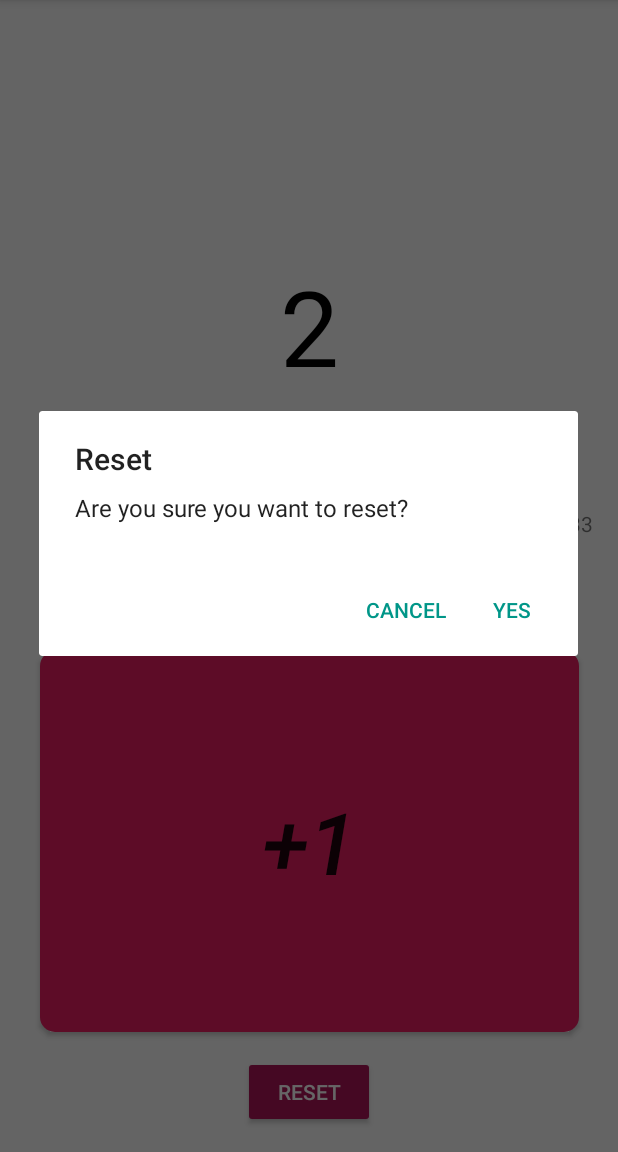
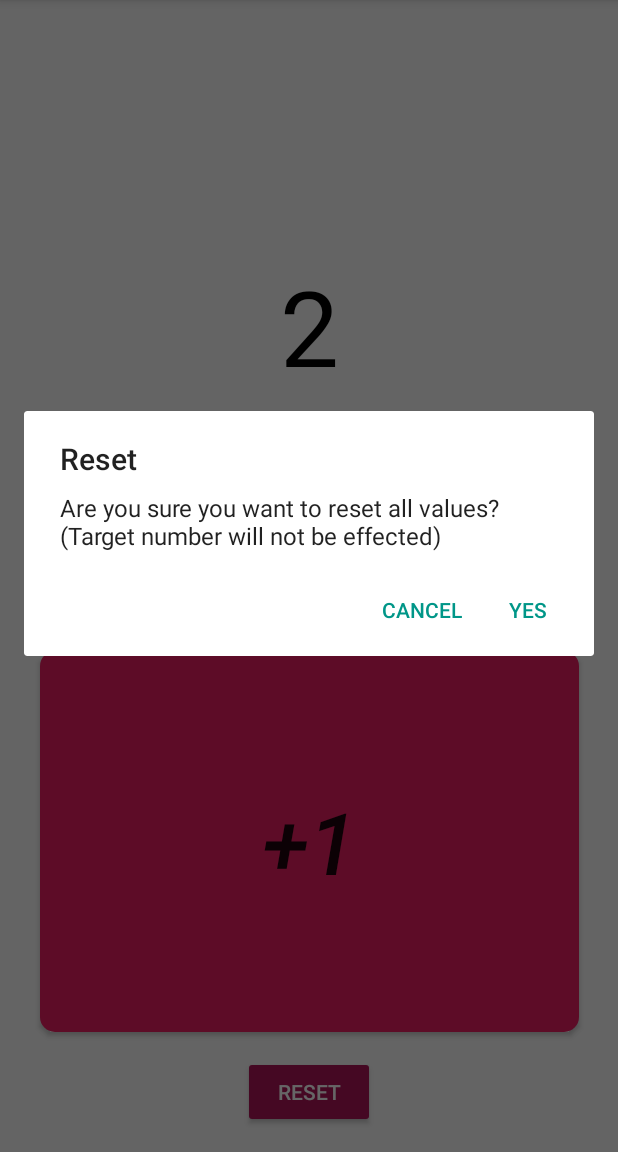
Before and after one commit to iqfareez/Tasbih-Digital-Android, an Android app: the screen it shows after launch (MainActivity), after a tap on "RESET", on a phone screen of 412 x 824 dp, the part 84-1236 px from its top. Run offline under Robolectric (Android 15) with nearby library versions, the phone set to English and light mode, and no system bars; 2 other taps on this screen came first.

Commit message:
version 1.6

```diff
--- a/app/build.gradle
+++ b/app/build.gradle
@@ -8,8 +8,8 @@ android {
         applicationId "com.maplerr.tasbihdigitalandroid"
         minSdkVersion 19
         targetSdkVersion 29
-        versionCode 3
-        versionName "1.4"
+        versionCode 4
+        versionName "1.6"
 
         testInstrumentationRunner "androidx.test.runner.AndroidJUnitRunner"
     }
--- a/app/src/main/java/com/maplerr/tasbihdigitalandroid/MainActivity.java
+++ b/app/src/main/java/com/maplerr/tasbihdigitalandroid/MainActivity.java
@@ -24,13 +24,14 @@ public class MainActivity extends AppCompatActivity{
 
     private static final String TAG = "MainActivity";
     private TextView countText;
+    private TextView cummulativeText;
     private TextView targetText;
     private Button buttonCount;
     private Button resetButton;
     private ProgressBar progressBar;
 
     public int countZikr = 0;
-    public int targetZikr = 33;
+    public int targetZikr = 10;
 
     private int progressCounter = 0;
     private int cummulativeRound;
@@ -47,6 +48,7 @@ public class MainActivity extends AppCompatActivity{
         resetButton = findViewById(R.id.button_reset);
         progressBar = findViewById(R.id.progressBar);
         targetText = findViewById(R.id.textView_progress_target);
+        cummulativeText = findViewById(R.id.textView_cummulative_count);
         targetText.setText(String.valueOf(targetZikr));
         progressBar.setMax(targetZikr);
 
@@ -65,17 +67,21 @@ public class MainActivity extends AppCompatActivity{
 
     }
 
-    public void incrementCount(View view) {
+    public void incrementCount(View view) { //alsp handling updating text view
         buttonCount.setText("+1");
         countZikr++;
         countText.setText(String.valueOf(countZikr));
         progressCounter++;
         updateProgressBar();
-        Log.i(TAG, "incrementCount: value is" + countZikr + "progressCount is " + progressCounter);
+//        Log.i(TAG, "incrementCount: value is" + countZikr + "progressCount is " + progressCounter);
 
-        if (progressCounter  == targetZikr) {
+        if (progressCounter == targetZikr) {
             progressCounter = 0;
+        }
+
+        if (progressCounter == 1) {
             cummulativeRound += 1;
+            cummulativeText.setText("Round: " + cummulativeRound);
         }
 
     }
@@ -85,6 +91,8 @@ public class MainActivity extends AppCompatActivity{
         progressCounter = 0;
         countText.setText("0");
         buttonCount.setText("START");
+        cummulativeRound = 0;
+        cummulativeText.setText("0");
 
         if (VERSION.SDK_INT >= VERSION_CODES.N) {
             progressBar.setProgress(0, true); //set progress bar balik ke 0
@@ -156,6 +164,7 @@ public class MainActivity extends AppCompatActivity{
         cummulativeRound = prefs.getInt(S_CUMMU_COUNT, 0);
 
         updateProgressBar();
+        cummulativeText.setText("Round: " + cummulativeRound);
 
         if (countZikr > 0)
             buttonCount.setText("+1");
@@ -175,7 +184,7 @@ public class MainActivity extends AppCompatActivity{
         if (backPressedTimer + millisToExit > System.currentTimeMillis()) {
             super.onBackPressed(); //finish
         } else {
-            Toast.makeText(this, "Data will be loss! Tap again to exit", Toast.LENGTH_SHORT).show();
+            Toast.makeText(this, "Tap again to exit", Toast.LENGTH_SHORT).show();
         }
 
         backPressedTimer = System.currentTimeMillis();
--- a/app/src/main/java/com/maplerr/tasbihdigitalandroid/ResetDialog.java
+++ b/app/src/main/java/com/maplerr/tasbihdigitalandroid/ResetDialog.java
@@ -23,7 +23,7 @@ public class ResetDialog extends AppCompatDialogFragment {
     public Dialog onCreateDialog(@Nullable Bundle savedInstanceState) {
         AlertDialog.Builder builder = new AlertDialog.Builder(getActivity());
         builder.setTitle("Reset")
-                .setMessage("Are you sure you want to reset?")
+                .setMessage("Are you sure you want to reset all values? (Target number will not be effected)")
                 .setPositiveButton("YES", new DialogInterface.OnClickListener() {
                     @Override
                     public void onClick(DialogInterface dialog, int which) {
--- a/app/src/main/res/layout/activity_main.xml
+++ b/app/src/main/res/layout/activity_main.xml
@@ -81,5 +81,16 @@
         app:layout_constraintStart_toEndOf="@+id/progressBar"
         app:layout_constraintTop_toBottomOf="@+id/text_zikr" />
 
+    <TextView
+        android:id="@+id/textView_cummulative_count"
+        android:layout_width="wrap_content"
+        android:layout_height="wrap_content"
+        android:text="Round: 0"
+        app:layout_constraintBottom_toTopOf="@+id/button_count"
+        app:layout_constraintEnd_toEndOf="parent"
+        app:layout_constraintStart_toStartOf="parent"
+        app:layout_constraintTop_toBottomOf="@+id/progressBar"
+        app:layout_constraintVertical_bias="0.0" />
+
 
 </androidx.constraintlayout.widget.ConstraintLayout>
```
Also changed, not shown: 2 other files.
